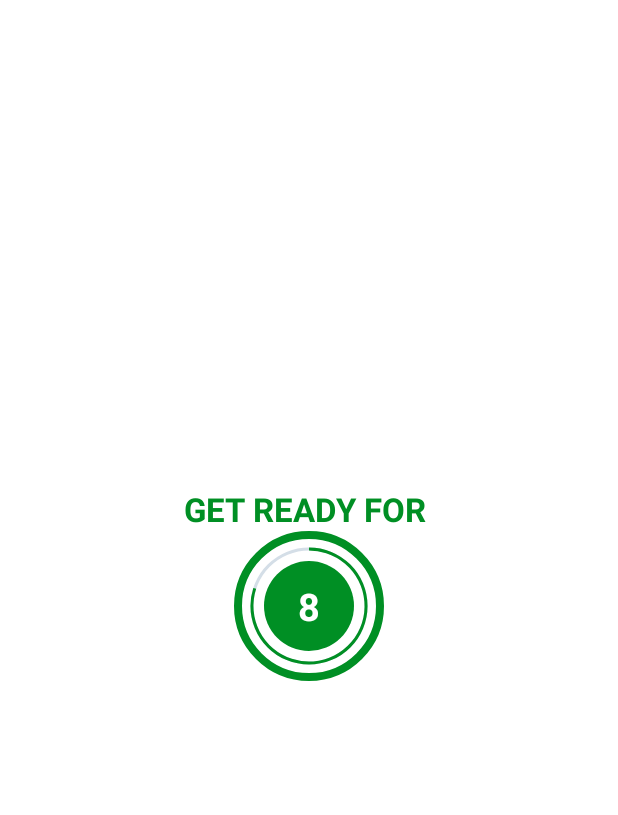
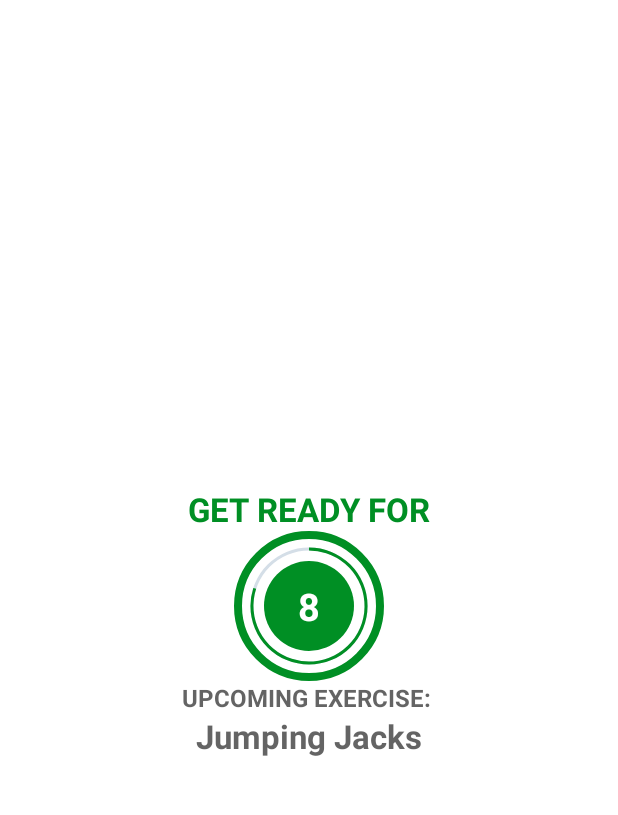
Before and after one commit to AhmedOnibiyo/7-Minutes-Workout, an Android app: the ExerciseActivity screen opened directly, with no data from a screen before it, on a phone screen of 412 x 824 dp, the part 62-877 px from its top. Run offline under Robolectric (Android 15) with nearby library versions, the phone set to English and light mode, and no system bars.

Commit message:
Add Text-To-Speech feature

```diff
--- a/app/src/main/java/com/ahmedonibiyo/a7minutesworkout/ExerciseActivity.kt
+++ b/app/src/main/java/com/ahmedonibiyo/a7minutesworkout/ExerciseActivity.kt
@@ -2,13 +2,17 @@ package com.ahmedonibiyo.a7minutesworkout
 
 import android.os.Bundle
 import android.os.CountDownTimer
+import android.speech.tts.TextToSpeech
+import android.util.Log
 import android.view.View
 import android.widget.Toast
 import androidx.appcompat.app.AppCompatActivity
 import com.ahmedonibiyo.a7minutesworkout.databinding.ActivityExerciseBinding
+import java.util.*
 
-class ExerciseActivity : AppCompatActivity() {
+class ExerciseActivity : AppCompatActivity(), TextToSpeech.OnInitListener {
     private var binding: ActivityExerciseBinding? = null
+    private var tts: TextToSpeech? = null
 
     private var restTimer: CountDownTimer? = null
     private var restProgress = 0
@@ -25,6 +29,8 @@ class ExerciseActivity : AppCompatActivity() {
         setContentView(binding?.root)
 
         setSupportActionBar(binding?.toolbarExercise)
+
+        tts = TextToSpeech(this, this)
 
         if (supportActionBar != null) {
             supportActionBar?.setDisplayHomeAsUpEnabled(true)
@@ -45,11 +51,21 @@ class ExerciseActivity : AppCompatActivity() {
         binding?.tvExerciseName?.visibility = View.INVISIBLE
         binding?.flExerciseView?.visibility = View.INVISIBLE
         binding?.ivImage?.visibility = View.INVISIBLE
+        binding?.tvUpcomingLabel?.visibility = View.VISIBLE
+        binding?.tvUpcomingExerciseName?.visibility = View.VISIBLE
 
         if (restTimer != null) {
             restTimer?.cancel()
             restProgress = 0
         }
+
+        binding?.tvUpcomingExerciseName?.text =
+            exerciseList!![currentExercisePosition + 1].getName()
+
+        val speech =
+            "Get ready for " + binding?.tvUpcomingLabel?.text.toString() + ", " +
+                    binding?.tvUpcomingExerciseName?.text.toString()
+        speakOut(speech)
 
         setRestProgressBar()
     }
@@ -60,6 +76,8 @@ class ExerciseActivity : AppCompatActivity() {
         binding?.tvExerciseName?.visibility = View.VISIBLE
         binding?.flExerciseView?.visibility = View.VISIBLE
         binding?.ivImage?.visibility = View.VISIBLE
+        binding?.tvUpcomingLabel?.visibility = View.INVISIBLE
+        binding?.tvUpcomingExerciseName?.visibility = View.INVISIBLE
 
         if (exerciseTimer != null) {
             exerciseTimer?.cancel()
@@ -69,13 +87,15 @@ class ExerciseActivity : AppCompatActivity() {
         binding?.ivImage?.setImageResource(exerciseList!![currentExercisePosition].getImage())
         binding?.tvExerciseName?.text = exerciseList!![currentExercisePosition].getName()
 
+        speakOut("Do the exercise, " + binding?.tvExerciseName?.text.toString())
+
         setExerciseProgressBar()
     }
 
     private fun setRestProgressBar() {
         binding?.progressBar?.progress = restProgress
 
-        restTimer = object : CountDownTimer(10000, 1000) {
+        restTimer = object : CountDownTimer(3000, 1000) {
             override fun onTick(p0: Long) {
                 restProgress++
                 binding?.progressBar?.progress = 10 - restProgress
@@ -92,7 +112,7 @@ class ExerciseActivity : AppCompatActivity() {
     private fun setExerciseProgressBar() {
         binding?.progressBarExercise?.progress = exerciseProgress
 
-        exerciseTimer = object : CountDownTimer(30000, 1000) {
+        exerciseTimer = object : CountDownTimer(3000, 1000) {
             override fun onTick(p0: Long) {
                 exerciseProgress++
                 binding?.progressBarExercise?.progress = 30 - exerciseProgress
@@ -126,6 +146,29 @@ class ExerciseActivity : AppCompatActivity() {
             exerciseProgress = 0
         }
 
+        if (tts != null) {
+            tts?.stop()
+            tts?.shutdown()
+        }
+
         binding = null
     }
+
+    override fun onInit(status: Int) {
+        if (status == TextToSpeech.SUCCESS) {
+            val result = tts?.setLanguage(Locale.US)
+
+            if (result == TextToSpeech.LANG_MISSING_DATA ||
+                result == TextToSpeech.LANG_NOT_SUPPORTED
+            ) {
+                Log.e("TTS", "The language specified is not supported")
+            }
+        } else {
+            Log.e("TTS", "Initialization failed.")
+        }
+    }
+
+    private fun speakOut(text: String) {
+        tts?.speak(text, TextToSpeech.QUEUE_FLUSH, null, "")
+    }
 }
--- a/app/src/main/res/layout/activity_exercise.xml
+++ b/app/src/main/res/layout/activity_exercise.xml
@@ -19,7 +19,7 @@
         android:id="@+id/tvTitle"
         android:layout_width="wrap_content"
         android:layout_height="wrap_content"
-        android:text="GET READY FOR "
+        android:text="@string/get_ready_for"
         android:textColor="@color/colorAccent"
         android:textSize="@dimen/default_button_text_size"
         android:textStyle="bold"
@@ -70,6 +70,35 @@
         </LinearLayout>
 
     </FrameLayout>
+
+    <TextView
+        android:id="@+id/tvUpcomingLabel"
+        android:layout_width="wrap_content"
+        android:layout_height="wrap_content"
+        android:text="UPCOMING EXERCISE: "
+        android:textColor="@color/colorPrimary"
+        android:textSize="16sp"
+        android:textStyle="bold"
+        android:visibility="gone"
+        app:layout_constraintBottom_toTopOf="@+id/tvUpcomingExerciseName"
+        app:layout_constraintEnd_toEndOf="parent"
+        app:layout_constraintStart_toStartOf="parent"
+        app:layout_constraintTop_toBottomOf="@id/flRestView"
+        tools:visibility="visible" />
+
+    <TextView
+        android:id="@+id/tvUpcomingExerciseName"
+        android:layout_width="wrap_content"
+        android:layout_height="wrap_content"
+        android:textColor="@color/colorPrimary"
+        android:textSize="22sp"
+        android:textStyle="bold"
+        android:visibility="gone"
+        app:layout_constraintEnd_toEndOf="parent"
+        app:layout_constraintStart_toStartOf="parent"
+        app:layout_constraintTop_toBottomOf="@id/tvUpcomingLabel"
+        tools:text="Jumping Jacks"
+        tools:visibility="visible" />
 
 
     <ImageView
--- a/app/src/main/res/values/strings.xml
+++ b/app/src/main/res/values/strings.xml
@@ -4,4 +4,5 @@
     <string name="start">START</string>
     <string name="pause">PAUSE</string>
     <string name="reset">RESET</string>
+    <string name="get_ready_for">GET READY FOR</string>
 </resources>
```
